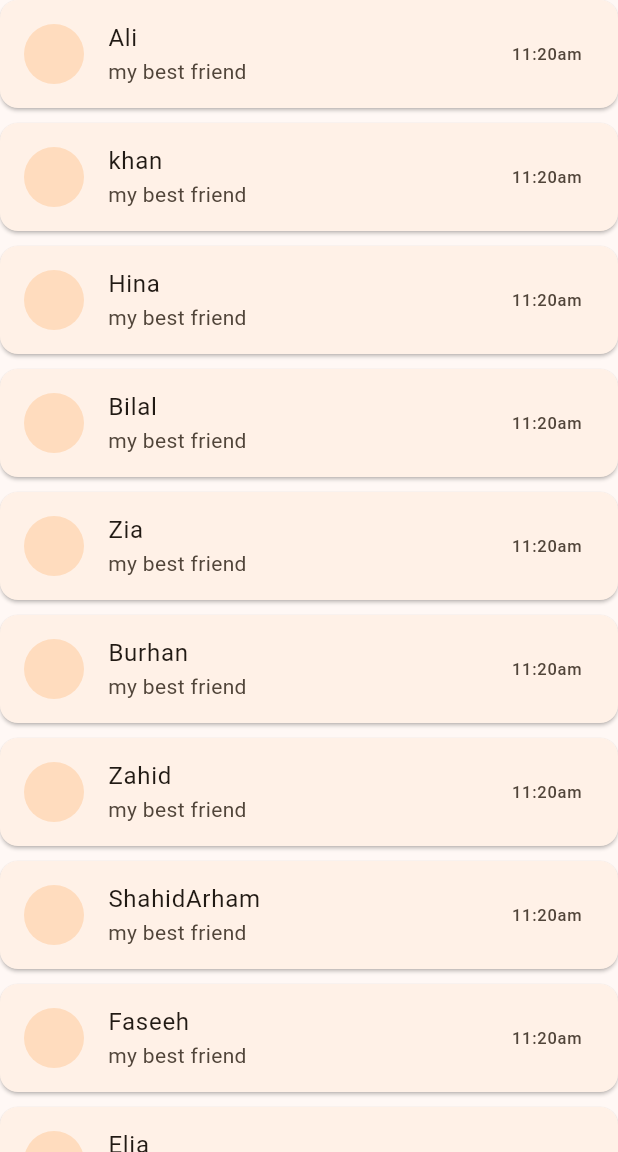
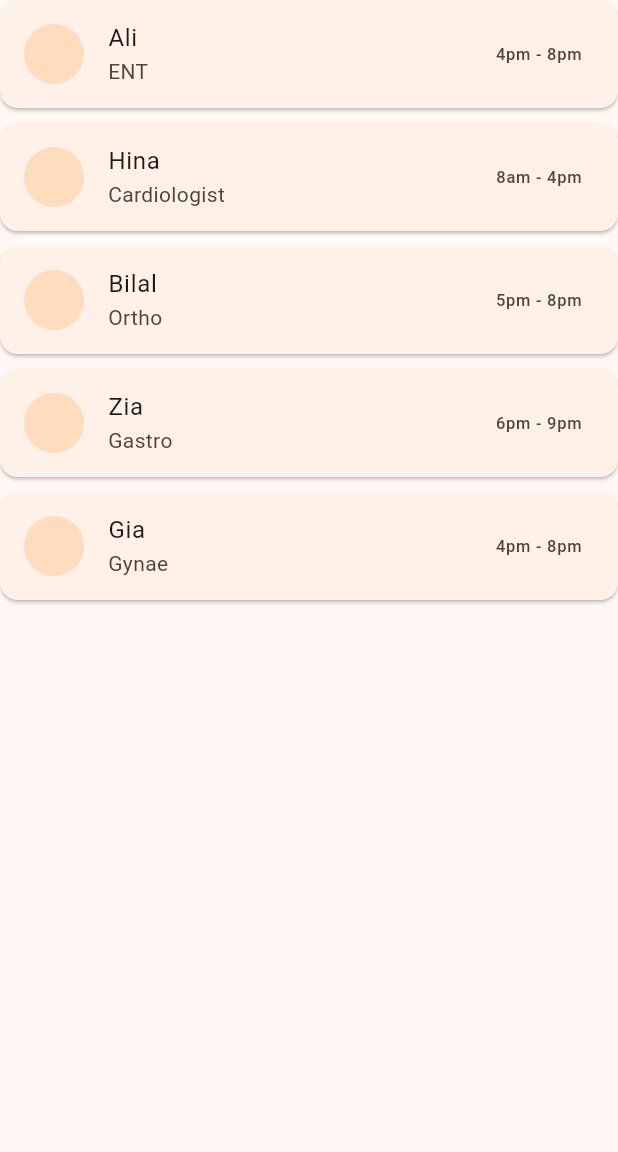
Before and after one commit to abidroid/akti_batch4_flutter, a Flutter app: the screen it shows after launch, on a phone screen of 412 x 824 dp, the part 84-1236 px from its top. Run offline on Flutter 3.47's test engine with Material 3 defaults, Android fonts, the phone set to English and light mode, and no system bars.

Commit message:
listview doctor

```diff
--- /dev/null
+++ b/lib/models/doctor.dart
@@ -0,0 +1,19 @@
+class Doctor {
+  String name;
+  String spe;
+  String address;
+  String fee;
+  String clinicTime;
+  String? mobile;
+
+  // constructor
+
+  Doctor({
+    required this.name,
+    required this.spe,
+    required this.address,
+    required this.fee,
+    required this.clinicTime,
+    this.mobile,
+  });
+}
--- a/lib/screens/listview_demo2_screen.dart
+++ b/lib/screens/listview_demo2_screen.dart
@@ -1,3 +1,4 @@
+import 'package:akti_batch4_flutter/models/doctor.dart';
 import 'package:flutter/material.dart';
 
 class ListviewDemo2Screen extends StatelessWidget {
@@ -21,6 +22,17 @@ class ListviewDemo2Screen extends StatelessWidget {
       "Elia"
     ];
 
+    List<Doctor> doctorsList = [
+
+      // objects
+      Doctor(name: 'Ali', spe: 'ENT', address: 'Dabgari peshawar', fee: "2000", clinicTime: '4pm - 8pm'),
+      Doctor(name: 'Hina', spe: 'Cardiologist', address: 'Dabgari peshawar', fee: "2000", clinicTime: '8am - 4pm'),
+      Doctor(name: 'Bilal', spe: 'Ortho', address: 'Dabgari peshawar', fee: "2000", clinicTime: '5pm - 8pm'),
+      Doctor(name: 'Zia', spe: 'Gastro', address: 'Dabgari peshawar', fee: "2000", clinicTime: '6pm - 9pm'),
+      Doctor(name: 'Gia', spe: 'Gynae', address: 'Dabgari peshawar', fee: "2000", clinicTime: '4pm - 8pm'),
+    ];
+
+
     return Scaffold(
       appBar: AppBar(
         backgroundColor: Colors.green,
@@ -28,7 +40,7 @@ class ListviewDemo2Screen extends StatelessWidget {
         title: const Text("ListView Demo 2"),
       ),
       body: ListView.builder(
-          itemCount: friendList.length,
+          itemCount: doctorsList.length,
           itemBuilder: (BuildContext context, int index) {
             // item
 
@@ -36,9 +48,9 @@ class ListviewDemo2Screen extends StatelessWidget {
               margin: EdgeInsets.only(bottom: 10),
               child:  ListTile(
                 leading: CircleAvatar(),
-                title: Text(friendList[index]),
-                subtitle: Text('my best friend'),
-                trailing: Text('11:20am'),
+                title: Text(doctorsList[index].name),
+                subtitle: Text(doctorsList[index].spe),
+                trailing: Text(doctorsList[index].clinicTime),
                 onTap: (){},
               ),
             );
```
